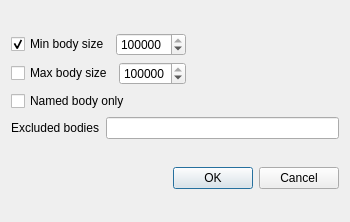
Before: the Qt Designer form neurolabi/gui/flyembodyfilterdialog.ui in janelia-flyem/NeuTu, drawn with Qt 5.
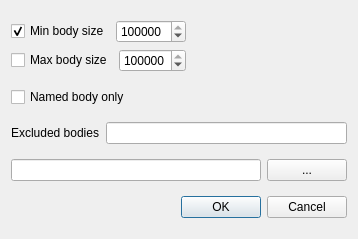
After: the same form once the commit is applied.

```diff
--- a/neurolabi/gui/flyembodyfilterdialog.ui
+++ b/neurolabi/gui/flyembodyfilterdialog.ui
@@ -6,15 +6,13 @@
    <rect>
     <x>0</x>
     <y>0</y>
-    <width>350</width>
-    <height>222</height>
+    <width>358</width>
+    <height>239</height>
    </rect>
   </property>
   <property name="windowTitle">
    <string>Neuron Body Filter</string>
   </property>
-  <layout class="QVBoxLayout" name="verticalLayout_3">
-   <item>
     <layout class="QVBoxLayout" name="verticalLayout_2">
      <item>
       <layout class="QHBoxLayout" name="horizontalLayout_4">
@@ -109,6 +107,18 @@
         </widget>
        </item>
       </layout>
+   </item>
+   <item>
+    <layout class="QHBoxLayout" name="horizontalLayout_5">
+     <item>
+      <widget class="QLineEdit" name="bodyFileLineEdit"/>
+     </item>
+     <item>
+      <widget class="QPushButton" name="bodyFilePushButton">
+       <property name="text">
+        <string>...</string>
+       </property>
+      </widget>
      </item>
     </layout>
    </item>
```
Lines whose indentation alone changed are shown as unchanged.
